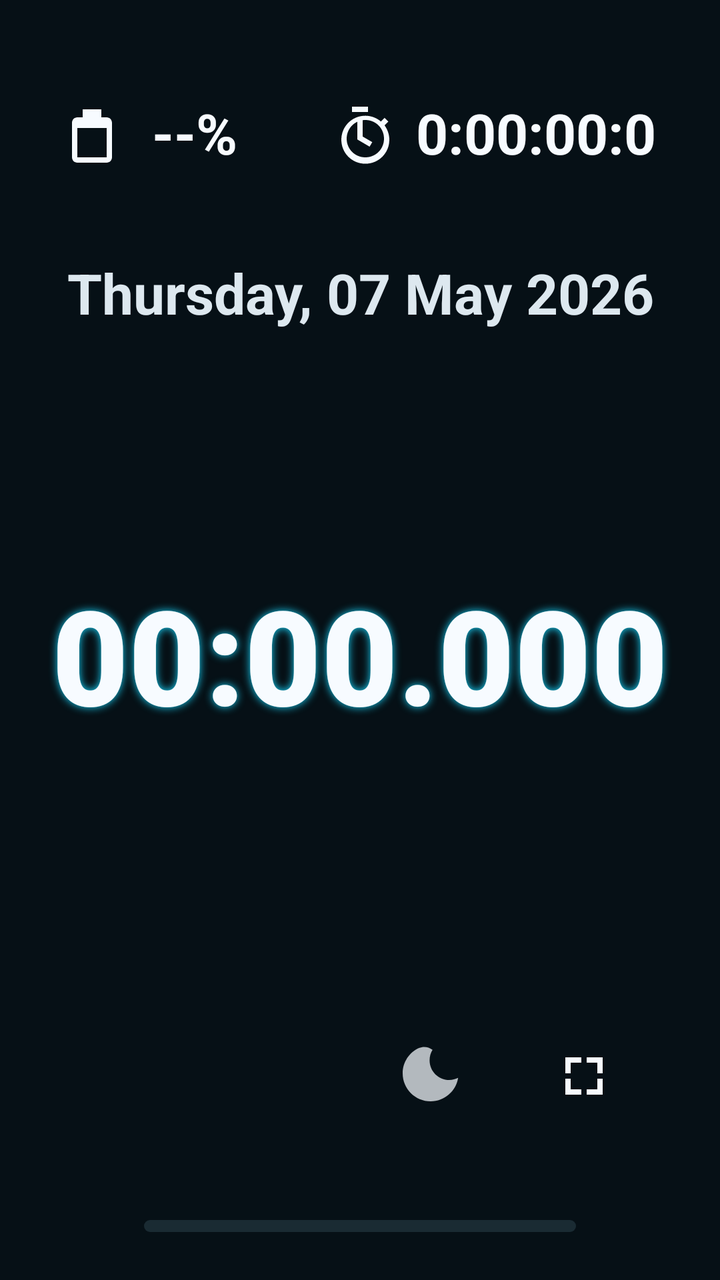
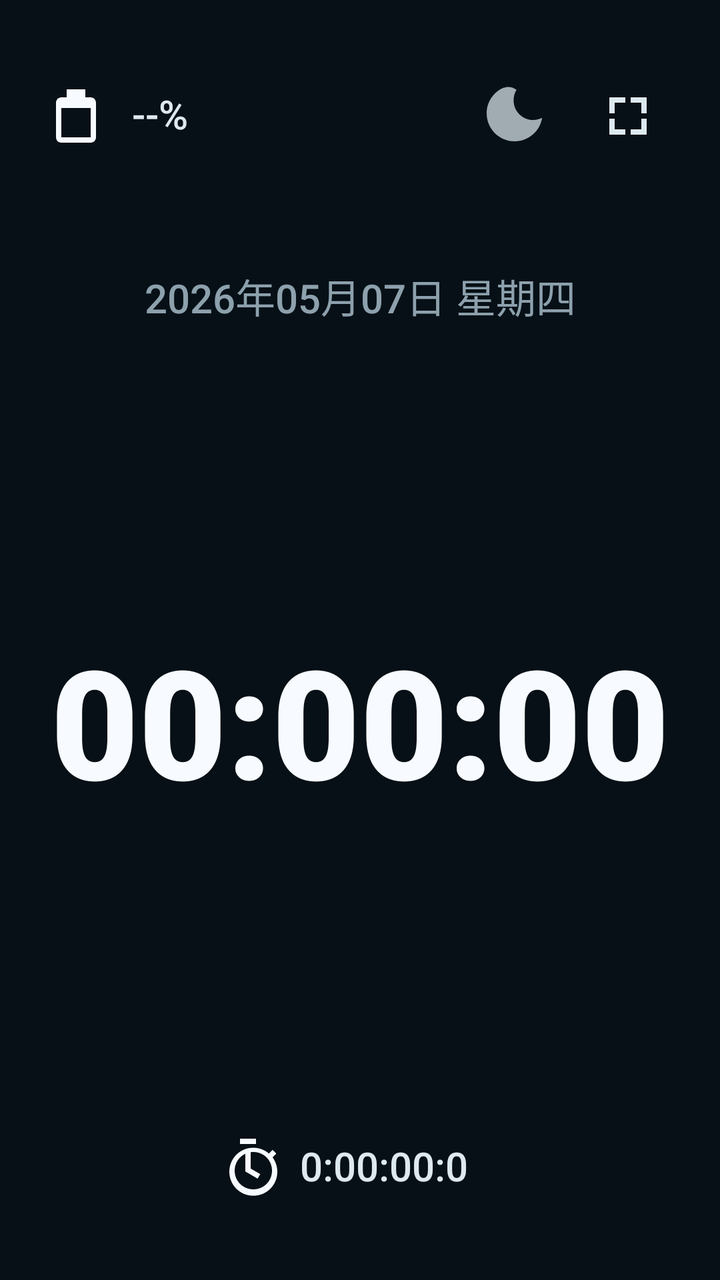

Compare the two renders of this Android layout. The source of the first and the diff that turns it into the second are given below.
<!-- AndroidManifest.xml: application theme Theme.TimeSync -->
<!-- res/layout/activity_main.xml -->
<?xml version="1.0" encoding="utf-8"?>
<androidx.constraintlayout.widget.ConstraintLayout xmlns:android="http://schemas.android.com/apk/res/android"
    xmlns:app="http://schemas.android.com/apk/res-auto"
    android:layout_width="match_parent"
    android:layout_height="match_parent">

    <androidx.appcompat.widget.AppCompatTextView
        android:id="@+id/batteryStatus"
        android:layout_width="wrap_content"
        android:layout_height="48dp"
        android:layout_marginStart="32dp"
        android:layout_marginTop="44dp"
        android:drawableStart="@drawable/ic_battery_24"
        android:drawablePadding="12dp"
        android:fontFamily="sans-serif"
        android:gravity="center_vertical"
        android:includeFontPadding="false"
        android:text="@string/battery_unknown"
        android:textColor="@color/time_primary"
        android:textSize="28sp"
        android:textStyle="bold"
        app:layout_constraintStart_toStartOf="parent"
        app:layout_constraintTop_toTopOf="parent" />

    <androidx.appcompat.widget.AppCompatTextView
        android:id="@+id/elapsedStatus"
        android:layout_width="wrap_content"
        android:layout_height="48dp"
        android:layout_marginTop="44dp"
        android:layout_marginEnd="32dp"
        android:drawableStart="@drawable/ic_stopwatch_24"
        android:drawablePadding="12dp"
        android:fontFamily="sans-serif"
        android:gravity="center_vertical"
        android:includeFontPadding="false"
        android:text="@string/elapsed_placeholder"
        android:textColor="@color/time_primary"
        android:textSize="28sp"
        android:textStyle="bold"
        app:layout_constraintEnd_toEndOf="parent"
        app:layout_constraintTop_toTopOf="parent" />

    <androidx.appcompat.widget.AppCompatTextView
        android:id="@+id/dateText"
        android:layout_width="0dp"
        android:layout_height="wrap_content"
        android:layout_marginStart="32dp"
        android:layout_marginTop="36dp"
        android:layout_marginEnd="32dp"
        android:fontFamily="sans-serif"
        android:gravity="center"
        android:includeFontPadding="false"
        android:maxLines="1"
        android:text="@string/date_placeholder"
        android:textColor="@color/time_secondary"
        android:textSize="34sp"
        android:textStyle="bold"
        app:autoSizeMaxTextSize="34sp"
        app:autoSizeMinTextSize="18sp"
        app:autoSizeStepGranularity="1sp"
        app:autoSizeTextType="uniform"
        app:layout_constraintEnd_toEndOf="parent"
        app:layout_constraintStart_toStartOf="parent"
        app:layout_constraintTop_toBottomOf="@id/batteryStatus" />

    <androidx.appcompat.widget.AppCompatTextView
        android:id="@+id/timerText"
        android:layout_width="0dp"
        android:layout_height="wrap_content"
        android:layout_marginStart="24dp"
        android:layout_marginEnd="24dp"
        android:fontFamily="sans-serif-black"
        android:fontFeatureSettings="tnum"
        android:gravity="center"
        android:includeFontPadding="false"
        android:letterSpacing="0"
        android:maxLines="1"
        android:text="@string/timer_placeholder"
        android:textColor="@color/time_white"
        android:textSize="220sp"
        android:textStyle="bold"
        android:shadowColor="@color/time_cyan"
        android:shadowDx="0"
        android:shadowDy="0"
        android:shadowRadius="10"
        app:autoSizeMaxTextSize="220sp"
        app:autoSizeMinTextSize="44sp"
        app:autoSizeStepGranularity="1sp"
        app:autoSizeTextType="uniform"
        app:layout_constraintBottom_toTopOf="@+id/actionRow"
        app:layout_constraintEnd_toEndOf="parent"
        app:layout_constraintHorizontal_bias="0.5"
        app:layout_constraintStart_toStartOf="parent"
        app:layout_constraintTop_toBottomOf="@id/dateText"
        app:layout_constraintVertical_bias="0.42" />

    <LinearLayout
        android:id="@+id/actionRow"
        android:layout_width="wrap_content"
        android:layout_height="64dp"
        android:layout_marginEnd="40dp"
        android:layout_marginBottom="40dp"
        android:gravity="center"
        android:orientation="horizontal"
        app:layout_constraintBottom_toTopOf="@id/progressBar"
        app:layout_constraintEnd_toEndOf="parent">

        <androidx.appcompat.widget.AppCompatImageButton
            android:id="@+id/nightButton"
            android:layout_width="56dp"
            android:layout_height="56dp"
            android:layout_marginEnd="20dp"
            android:background="?attr/selectableItemBackgroundBorderless"
            android:contentDescription="@string/action_night_mode"
            android:alpha="0.72"
            android:padding="10dp"
            android:scaleType="center"
            android:src="@drawable/ic_moon_24"
            android:tint="@color/time_primary" />

        <androidx.appcompat.widget.AppCompatImageButton
            android:id="@+id/fullscreenButton"
            android:layout_width="56dp"
            android:layout_height="56dp"
            android:background="?attr/selectableItemBackgroundBorderless"
            android:contentDescription="@string/action_fullscreen"
            android:padding="10dp"
            android:scaleType="center"
            android:src="@drawable/ic_fullscreen_24"
            android:tint="@color/time_primary" />
    </LinearLayout>

    <ProgressBar
        android:id="@+id/progressBar"
        style="?android:attr/progressBarStyleHorizontal"
        android:layout_width="0dp"
        android:layout_height="6dp"
        android:layout_marginStart="72dp"
        android:layout_marginEnd="72dp"
        android:layout_marginBottom="24dp"
        android:max="999"
        android:progress="0"
        android:progressDrawable="@drawable/progress_ms"
        app:layout_constrainedWidth="true"
        app:layout_constraintBottom_toBottomOf="parent"
        app:layout_constraintEnd_toEndOf="parent"
        app:layout_constraintStart_toStartOf="parent"
        app:layout_constraintWidth_max="420dp" />

</androidx.constraintlayout.widget.ConstraintLayout>
<!-- resources referenced by this layout -->
<resources>
  <color name="time_cyan">#18D8FF</color>
  <color name="time_primary">#F7FBFF</color>
  <color name="time_secondary">#DDE8EF</color>
  <color name="time_white">#F7FBFF</color>
  <!-- drawable ic_battery_24 (drawable) -->
  <?xml version="1.0" encoding="utf-8"?>
  <vector xmlns:android="http://schemas.android.com/apk/res/android"
      android:width="32dp"
      android:height="32dp"
      android:viewportWidth="24"
      android:viewportHeight="24">
      <path
          android:fillColor="@color/time_primary"
          android:pathData="M7,2h7v3h2c1.1,0 2,0.9 2,2v13c0,1.1 -0.9,2 -2,2H5c-1.1,0 -2,-0.9 -2,-2V7c0,-1.1 0.9,-2 2,-2h2V2zM5,9v11h11V9H5z" />
  </vector>
  <!-- drawable ic_fullscreen_24 (drawable) -->
  <?xml version="1.0" encoding="utf-8"?>
  <vector xmlns:android="http://schemas.android.com/apk/res/android"
      android:width="32dp"
      android:height="32dp"
      android:viewportWidth="24"
      android:viewportHeight="24">
      <path
          android:fillColor="@color/time_primary"
          android:pathData="M5,5h6v2H7v4H5V5zM13,5h6v6h-2V7h-4V5zM5,13h2v4h4v2H5v-6zM17,17v-4h2v6h-6v-2h4z" />
  </vector>
  <!-- drawable ic_moon_24 (drawable) -->
  <?xml version="1.0" encoding="utf-8"?>
  <vector xmlns:android="http://schemas.android.com/apk/res/android"
      android:width="32dp"
      android:height="32dp"
      android:viewportWidth="24"
      android:viewportHeight="24">
      <path
          android:fillColor="@color/time_primary"
          android:pathData="M12.2,2.2c-0.7,1.1 -1.1,2.5 -1.1,3.9c0,4.1 3.3,7.4 7.4,7.4c1.2,0 2.3,-0.3 3.3,-0.8c-0.8,5 -5.1,8.8 -10.3,8.8C5.7,21.5 1,16.8 1,11c0,-4.2 2.5,-7.9 6.1,-9.5c1.7,-0.7 3.6,-0.5 5.1,0.7z" />
  </vector>
  <!-- drawable ic_stopwatch_24 (drawable) -->
  <?xml version="1.0" encoding="utf-8"?>
  <vector xmlns:android="http://schemas.android.com/apk/res/android"
      android:width="32dp"
      android:height="32dp"
      android:viewportWidth="24"
      android:viewportHeight="24">
      <path
          android:fillColor="@color/time_primary"
          android:pathData="M9,1h6v2H9V1zM11,6h2v6.2l3.6,2.1l-1,1.7L11,13.3V6zM19.8,6.6l1.4,-1.4l1.4,1.4l-1.4,1.4c1.1,1.5 1.8,3.4 1.8,5.4c0,5 -4,9 -9,9s-9,-4 -9,-9s4,-9 9,-9c2,0 3.9,0.7 5.4,1.8zM14,20c3.9,0 7,-3.1 7,-7s-3.1,-7 -7,-7s-7,3.1 -7,7s3.1,7 7,7z" />
  </vector>
  <!-- drawable progress_ms (drawable) -->
  <?xml version="1.0" encoding="utf-8"?>
  <layer-list xmlns:android="http://schemas.android.com/apk/res/android">
  
      
      <item android:id="@android:id/background">
          <shape>
              <solid android:color="@color/time_progress_track" />
              <corners android:radius="3dp" />
          </shape>
      </item>
  
      
      <item android:id="@android:id/progress">
          <clip>
              <shape>
                  <gradient
                      android:startColor="@color/time_cyan"
                      android:endColor="@color/time_white"
                      android:type="linear" />
                  <corners android:radius="3dp" />
              </shape>
          </clip>
      </item>
  
  </layer-list>
  <string name="action_fullscreen">Fullscreen</string>
  <string name="action_night_mode">Night mode</string>
  <string name="battery_unknown">--%</string>
  <string name="date_placeholder">Thursday, 07 May 2026</string>
  <string name="elapsed_placeholder">0:00:00:0</string>
  <string name="timer_placeholder">00:00.000</string>
  <style name="Theme.TimeSync" parent="@style/TimeSyncBaseTheme" />
  <color name="time_progress_track">#1A2B33</color>
  <style name="TimeSyncBaseTheme" parent="Theme.Material3.DayNight.NoActionBar">
          <item name="android:windowFullscreen">true</item>
          <item name="android:windowLightStatusBar">false</item>
          <item name="android:windowBackground">@color/time_background</item>
      </style>
  <color name="time_background">#061016</color>
</resources>

<!-- the commit's change to res/layout/activity_main.xml (unified diff, before → after) -->
@@ -2,61 +2,77 @@
 <androidx.constraintlayout.widget.ConstraintLayout xmlns:android="http://schemas.android.com/apk/res/android"
     xmlns:app="http://schemas.android.com/apk/res-auto"
     android:layout_width="match_parent"
-    android:layout_height="match_parent">
+    android:layout_height="match_parent"
+    android:background="@color/time_background"
+    android:paddingStart="24dp"
+    android:paddingTop="36dp"
+    android:paddingEnd="24dp"
+    android:paddingBottom="28dp">
 
     <androidx.appcompat.widget.AppCompatTextView
         android:id="@+id/batteryStatus"
         android:layout_width="wrap_content"
-        android:layout_height="48dp"
-        android:layout_marginStart="32dp"
-        android:layout_marginTop="44dp"
+        android:layout_height="44dp"
         android:drawableStart="@drawable/ic_battery_24"
-        android:drawablePadding="12dp"
-        android:fontFamily="sans-serif"
+        android:drawablePadding="10dp"
+        android:fontFamily="sans-serif-medium"
         android:gravity="center_vertical"
         android:includeFontPadding="false"
+        android:minWidth="92dp"
         android:text="@string/battery_unknown"
-        android:textColor="@color/time_primary"
-        android:textSize="28sp"
-        android:textStyle="bold"
+        android:textColor="@color/time_secondary"
+        android:textSize="20sp"
         app:layout_constraintStart_toStartOf="parent"
         app:layout_constraintTop_toTopOf="parent" />
 
-    <androidx.appcompat.widget.AppCompatTextView
-        android:id="@+id/elapsedStatus"
+    <LinearLayout
+        android:id="@+id/actionRow"
         android:layout_width="wrap_content"
-        android:layout_height="48dp"
-        android:layout_marginTop="44dp"
-        android:layout_marginEnd="32dp"
-        android:drawableStart="@drawable/ic_stopwatch_24"
-        android:drawablePadding="12dp"
-        android:fontFamily="sans-serif"
-        android:gravity="center_vertical"
-        android:includeFontPadding="false"
-        android:text="@string/elapsed_placeholder"
-        android:textColor="@color/time_primary"
-        android:textSize="28sp"
-        android:textStyle="bold"
+        android:layout_height="44dp"
+        android:gravity="center"
+        android:orientation="horizontal"
         app:layout_constraintEnd_toEndOf="parent"
-        app:layout_constraintTop_toTopOf="parent" />
+        app:layout_constraintTop_toTopOf="parent">
+
+        <androidx.appcompat.widget.AppCompatImageButton
+            android:id="@+id/nightButton"
+            android:layout_width="44dp"
+            android:layout_height="44dp"
+            android:layout_marginEnd="12dp"
+            android:alpha="0.72"
+            android:background="?attr/selectableItemBackgroundBorderless"
+            android:contentDescription="@string/action_night_mode"
+            android:padding="10dp"
+            android:scaleType="center"
+            android:src="@drawable/ic_moon_24"
+            android:tint="@color/time_secondary" />
+
+        <androidx.appcompat.widget.AppCompatImageButton
+            android:id="@+id/fullscreenButton"
+            android:layout_width="44dp"
+            android:layout_height="44dp"
+            android:background="?attr/selectableItemBackgroundBorderless"
+            android:contentDescription="@string/action_fullscreen"
+            android:padding="10dp"
+            android:scaleType="center"
+            android:src="@drawable/ic_fullscreen_24"
+            android:tint="@color/time_secondary" />
+    </LinearLayout>
 
     <androidx.appcompat.widget.AppCompatTextView
         android:id="@+id/dateText"
         android:layout_width="0dp"
-        android:layout_height="wrap_content"
-        android:layout_marginStart="32dp"
-        android:layout_marginTop="36dp"
-        android:layout_marginEnd="32dp"
-        android:fontFamily="sans-serif"
+        android:layout_height="32dp"
+        android:layout_marginTop="52dp"
+        android:fontFamily="sans-serif-medium"
         android:gravity="center"
         android:includeFontPadding="false"
         android:maxLines="1"
         android:text="@string/date_placeholder"
-        android:textColor="@color/time_secondary"
-        android:textSize="34sp"
-        android:textStyle="bold"
-        app:autoSizeMaxTextSize="34sp"
-        app:autoSizeMinTextSize="18sp"
+        android:textColor="@color/time_muted"
+        android:textSize="20sp"
+        app:autoSizeMaxTextSize="20sp"
+        app:autoSizeMinTextSize="14sp"
         app:autoSizeStepGranularity="1sp"
         app:autoSizeTextType="uniform"
         app:layout_constraintEnd_toEndOf="parent"
@@ -66,9 +82,7 @@
     <androidx.appcompat.widget.AppCompatTextView
         android:id="@+id/timerText"
         android:layout_width="0dp"
-        android:layout_height="wrap_content"
-        android:layout_marginStart="24dp"
-        android:layout_marginEnd="24dp"
+        android:layout_height="0dp"
         android:fontFamily="sans-serif-black"
         android:fontFeatureSettings="tnum"
         android:gravity="center"
@@ -76,75 +90,34 @@
         android:letterSpacing="0"
         android:maxLines="1"
         android:text="@string/timer_placeholder"
-        android:textColor="@color/time_white"
-        android:textSize="220sp"
+        android:textColor="@color/time_primary"
+        android:textSize="136sp"
         android:textStyle="bold"
-        android:shadowColor="@color/time_cyan"
-        android:shadowDx="0"
-        android:shadowDy="0"
-        android:shadowRadius="10"
-        app:autoSizeMaxTextSize="220sp"
-        app:autoSizeMinTextSize="44sp"
+        app:autoSizeMaxTextSize="136sp"
+        app:autoSizeMinTextSize="46sp"
         app:autoSizeStepGranularity="1sp"
         app:autoSizeTextType="uniform"
-        app:layout_constraintBottom_toTopOf="@+id/actionRow"
+        app:layout_constraintBottom_toTopOf="@id/elapsedStatus"
         app:layout_constraintEnd_toEndOf="parent"
-        app:layout_constraintHorizontal_bias="0.5"
         app:layout_constraintStart_toStartOf="parent"
-        app:layout_constraintTop_toBottomOf="@id/dateText"
-        app:layout_constraintVertical_bias="0.42" />
+        app:layout_constraintTop_toBottomOf="@id/dateText" />
 
-    <LinearLayout
-        android:id="@+id/actionRow"
+    <androidx.appcompat.widget.AppCompatTextView
+        android:id="@+id/elapsedStatus"
         android:layout_width="wrap_content"
-        android:layout_height="64dp"
-        android:layout_marginEnd="40dp"
-        android:layout_marginBottom="40dp"
-        android:gravity="center"
-        android:orientation="horizontal"
-        app:layout_constraintBottom_toTopOf="@id/progressBar"
-        app:layout_constraintEnd_toEndOf="parent">
-
-        <androidx.appcompat.widget.AppCompatImageButton
-            android:id="@+id/nightButton"
-            android:layout_width="56dp"
-            android:layout_height="56dp"
-            android:layout_marginEnd="20dp"
-            android:background="?attr/selectableItemBackgroundBorderless"
-            android:contentDescription="@string/action_night_mode"
-            android:alpha="0.72"
-            android:padding="10dp"
-            android:scaleType="center"
-            android:src="@drawable/ic_moon_24"
-            android:tint="@color/time_primary" />
-
-        <androidx.appcompat.widget.AppCompatImageButton
-            android:id="@+id/fullscreenButton"
-            android:layout_width="56dp"
-            android:layout_height="56dp"
-            android:background="?attr/selectableItemBackgroundBorderless"
-            android:contentDescription="@string/action_fullscreen"
-            android:padding="10dp"
-            android:scaleType="center"
-            android:src="@drawable/ic_fullscreen_24"
-            android:tint="@color/time_primary" />
-    </LinearLayout>
-
-    <ProgressBar
-        android:id="@+id/progressBar"
-        style="?android:attr/progressBarStyleHorizontal"
-        android:layout_width="0dp"
-        android:layout_height="6dp"
-        android:layout_marginStart="72dp"
-        android:layout_marginEnd="72dp"
-        android:layout_marginBottom="24dp"
-        android:max="999"
-        android:progress="0"
-        android:progressDrawable="@drawable/progress_ms"
-        app:layout_constrainedWidth="true"
+        android:layout_height="40dp"
+        android:layout_marginBottom="8dp"
+        android:drawableStart="@drawable/ic_stopwatch_24"
+        android:drawablePadding="10dp"
+        android:fontFamily="sans-serif-medium"
+        android:gravity="center_vertical"
+        android:includeFontPadding="false"
+        android:minWidth="144dp"
+        android:text="@string/elapsed_placeholder"
+        android:textColor="@color/time_secondary"
+        android:textSize="20sp"
         app:layout_constraintBottom_toBottomOf="parent"
         app:layout_constraintEnd_toEndOf="parent"
-        app:layout_constraintStart_toStartOf="parent"
-        app:layout_constraintWidth_max="420dp" />
+        app:layout_constraintStart_toStartOf="parent" />
 
 </androidx.constraintlayout.widget.ConstraintLayout>
<!-- resource entries referenced after the edit -->
@@ -1,9 +1,7 @@
 <!-- resources referenced by this layout -->
 <resources>
-  <color name="time_cyan">#18D8FF</color>
   <color name="time_primary">#F7FBFF</color>
   <color name="time_secondary">#DDE8EF</color>
-  <color name="time_white">#F7FBFF</color>
   <!-- drawable ic_battery_24 (drawable) -->
   <?xml version="1.0" encoding="utf-8"?>
   <vector xmlns:android="http://schemas.android.com/apk/res/android"
@@ -48,45 +46,19 @@
           android:fillColor="@color/time_primary"
           android:pathData="M9,1h6v2H9V1zM11,6h2v6.2l3.6,2.1l-1,1.7L11,13.3V6zM19.8,6.6l1.4,-1.4l1.4,1.4l-1.4,1.4c1.1,1.5 1.8,3.4 1.8,5.4c0,5 -4,9 -9,9s-9,-4 -9,-9s4,-9 9,-9c2,0 3.9,0.7 5.4,1.8zM14,20c3.9,0 7,-3.1 7,-7s-3.1,-7 -7,-7s-7,3.1 -7,7s3.1,7 7,7z" />
   </vector>
-  <!-- drawable progress_ms (drawable) -->
-  <?xml version="1.0" encoding="utf-8"?>
-  <layer-list xmlns:android="http://schemas.android.com/apk/res/android">
-  
-      
-      <item android:id="@android:id/background">
-          <shape>
-              <solid android:color="@color/time_progress_track" />
-              <corners android:radius="3dp" />
-          </shape>
-      </item>
-  
-      
-      <item android:id="@android:id/progress">
-          <clip>
-              <shape>
-                  <gradient
-                      android:startColor="@color/time_cyan"
-                      android:endColor="@color/time_white"
-                      android:type="linear" />
-                  <corners android:radius="3dp" />
-              </shape>
-          </clip>
-      </item>
-  
-  </layer-list>
   <string name="action_fullscreen">Fullscreen</string>
   <string name="action_night_mode">Night mode</string>
   <string name="battery_unknown">--%</string>
-  <string name="date_placeholder">Thursday, 07 May 2026</string>
+  <string name="date_placeholder">2026年05月07日 星期四</string>
   <string name="elapsed_placeholder">0:00:00:0</string>
-  <string name="timer_placeholder">00:00.000</string>
+  <string name="timer_placeholder">00:00:00</string>
   <style name="Theme.TimeSync" parent="@style/TimeSyncBaseTheme" />
-  <color name="time_progress_track">#1A2B33</color>
   <style name="TimeSyncBaseTheme" parent="Theme.Material3.DayNight.NoActionBar">
           <item name="android:windowFullscreen">true</item>
           <item name="android:windowLightStatusBar">false</item>
           <item name="android:windowBackground">@color/time_background</item>
       </style>
   <color name="time_background">#061016</color>
+  <color name="time_muted">#8DA1AD</color>
 </resources>
 
